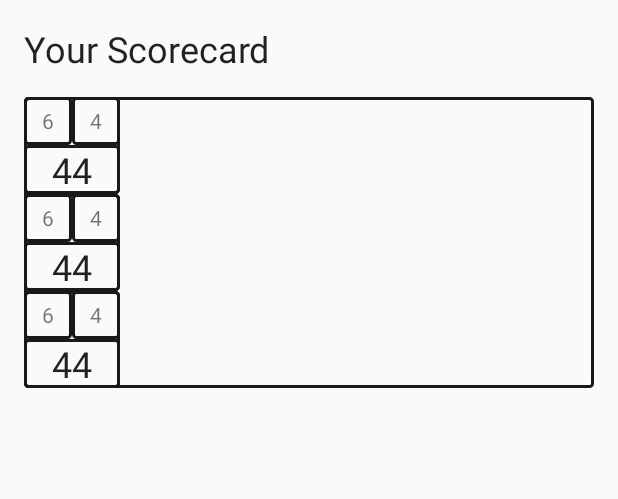
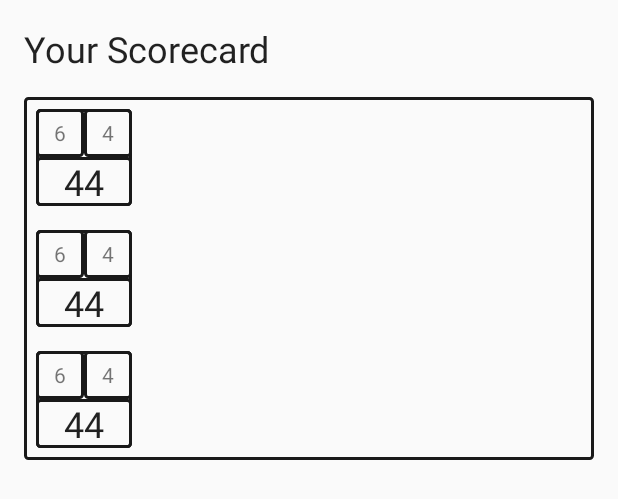
Before and after one commit to ganeshbsub/BowlingScorecard, an Android app: the layout fragment_scorecard.xml on its own in the app's theme, with its tools: preview values and no code run, on a phone screen of 412 x 824 dp. Shown: the top 499 px of the screen. Run offline under Robolectric (Android 15) with nearby library versions, the phone set to English and light mode, and no system bars.

Commit message:
Implement scorecard

```diff
--- a/app/src/main/java/com/ganeshbsub/example/bowlingscorecard/model/Scorecard.kt
+++ b/app/src/main/java/com/ganeshbsub/example/bowlingscorecard/model/Scorecard.kt
@@ -47,7 +47,7 @@ data class Scorecard(
 
                 when {
                     frames.value!![index] != null -> {
-                        //Score for this frame ahs already been calculated
+                        //Score for this frame has already been calculated
                         incrementFrameAndResetCounters()
                     }
                     pins == 10 -> {
@@ -69,8 +69,7 @@ data class Scorecard(
                     }
                     else -> {
                         //Second roll of the ball for the current frame
-                        tempScore += pins
-                        val score = (frames.value!![latestScoredFrameIndex -1]?.score ?: 0) + tempScore
+                        val score = (frames.value!![latestScoredFrameIndex -1]?.score ?: 0) + tempScore + pins
                         frames.value!![latestScoredFrameIndex] = Frame(listOf(tempScore, pins), score)
                         incrementFrameAndResetCounters()
                     }
--- /dev/null
+++ b/app/src/main/res/drawable/background_spare_layer_list.xml
@@ -0,0 +1,4 @@
+<?xml version="1.0" encoding="utf-8"?>
+<layer-list xmlns:android="http://schemas.android.com/apk/res/android">
+    <item android:drawable="@drawable/background_spare"/>
+</layer-list>
--- a/app/src/main/res/layout/fragment_scorecard.xml
+++ b/app/src/main/res/layout/fragment_scorecard.xml
@@ -6,6 +6,7 @@
     android:layout_height="match_parent">
 
     <TextView
+        android:id="@+id/fragmentScorecardTextView"
         android:layout_width="wrap_content"
         android:layout_height="wrap_content"
         android:text="@string/your_scorecard"
--- a/app/src/main/res/layout/view_scorecard_list_item.xml
+++ b/app/src/main/res/layout/view_scorecard_list_item.xml
@@ -4,13 +4,12 @@
     android:layout_width="wrap_content"
     android:layout_height="wrap_content"
     xmlns:tools="http://schemas.android.com/tools"
-    android:background="@drawable/background_colorless_bordered">
+    android:background="@drawable/background_colorless_bordered"
+    android:layout_margin="@dimen/inputLayoutPaddingLeftRight">
 
     <TextView
         android:id="@+id/viewScorecardListItemBallOne"
         style="@style/TextViewThrow"
-        android:layout_width="wrap_content"
-        android:layout_height="wrap_content"
         app:layout_constraintStart_toStartOf="parent"
         app:layout_constraintTop_toTopOf="parent"
         tools:text="6"/>
@@ -18,8 +17,6 @@
     <TextView
         android:id="@+id/viewScorecardListItemBallTwo"
         style="@style/TextViewThrow"
-        android:layout_width="wrap_content"
-        android:layout_height="wrap_content"
         android:background="@drawable/background_colorless_bordered"
         app:layout_constraintEnd_toStartOf="@+id/viewScorecardListItemBallExtra"
         app:layout_constraintStart_toEndOf="@+id/viewScorecardListItemBallOne"
@@ -29,8 +26,6 @@
     <TextView
         android:id="@+id/viewScorecardListItemBallExtra"
         style="@style/TextViewThrow"
-        android:layout_width="wrap_content"
-        android:layout_height="wrap_content"
         android:background="@drawable/background_colorless_bordered"
         app:layout_constraintEnd_toEndOf="parent"
         app:layout_constraintTop_toTopOf="parent"
--- a/app/src/main/res/values/styles.xml
+++ b/app/src/main/res/values/styles.xml
@@ -9,8 +9,8 @@
     </style>
 
     <style name="TextViewThrow">
-        <item name="android:minHeight">32dp</item>
-        <item name="android:minWidth">32dp</item>
+        <item name="android:layout_width">32dp</item>
+        <item name="android:layout_height">32dp</item>
         <item name="android:background">@drawable/background_colorless_bordered</item>
         <item name="android:gravity">center</item>
     </style>
```
Also changed, not shown: app/src/main/java/com/ganeshbsub/example/bowlingscorecard/ui/BowlingGameViewModel.kt (+6 -7 lines), app/src/main/java/com/ganeshbsub/example/bowlingscorecard/ui/currentframe/CurrentFrameFragment.kt (+9 -1 lines), app/src/main/java/com/ganeshbsub/example/bowlingscorecard/ui/scorecard/ScoreCardItemListAdapter.kt (renamed from app/src/main/java/com/ganeshbsub/example/bowlingscorecard/ui/scorecard/ScoreCardItemAdapter.kt, +9 -8 lines), app/src/main/java/com/ganeshbsub/example/bowlingscorecard/ui/scorecard/ScorecardFragment.kt (+25 -6 lines).
